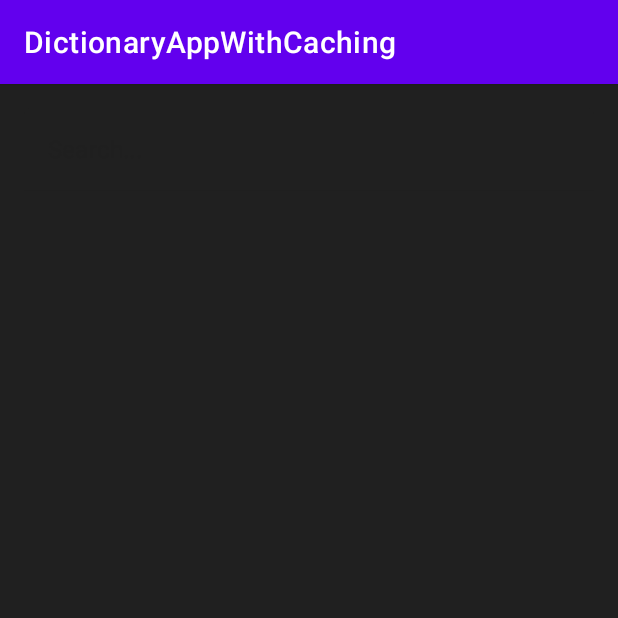
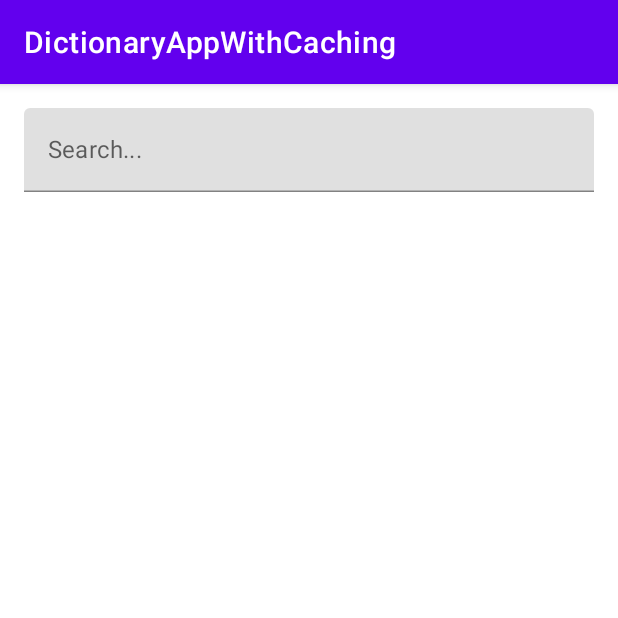
Before and after one commit to Saurabhy177/DictionaryAppWithCaching, an Android app built with Jetpack Compose: the screen it shows after launch (MainActivity), on a phone screen of 412 x 824 dp, the top half of it. Run offline under Robolectric (Android 15) with nearby library versions, the phone set to English and light mode, and no system bars; our stand-ins replace Dagger/Hilt's generated code, Room's generated code.

Commit message:
updated theme

```diff
--- a/app/src/main/java/com/example/dictionaryappwithcaching/feature_dictionary/presentation/components/WordInfoItem.kt
+++ b/app/src/main/java/com/example/dictionaryappwithcaching/feature_dictionary/presentation/components/WordInfoItem.kt
@@ -21,13 +21,11 @@ fun WordInfoItem(
         Text(
             text = wordInfo.word,
             fontSize = 24.sp,
-            fontWeight = FontWeight.Bold,
-            color = Color.Black
+            fontWeight = FontWeight.Bold
         )
         Text(
             text = wordInfo.phonetic,
-            fontWeight = FontWeight.Light,
-            color = Color.Black
+            fontWeight = FontWeight.Light
         )
         Spacer(modifier = Modifier.height(16.dp))
         Text(text = wordInfo.origin)
--- a/app/src/main/java/com/example/dictionaryappwithcaching/ui/theme/Color.kt
+++ b/app/src/main/java/com/example/dictionaryappwithcaching/ui/theme/Color.kt
@@ -2,11 +2,7 @@ package com.example.dictionaryappwithcaching.ui.theme
 
 import androidx.compose.ui.graphics.Color
 
-val DarkGray = Color(0xFF202020)
-val LightBlue = Color(0xFFD7E8DE)
-
-val RedOrange = Color(0xffffab91)
-val RedPink = Color(0xfff48fb1)
-val BabyBlue = Color(0xff81deea)
-val Violet = Color(0xffcf94da)
-val LightGreen = Color(0xffe7ed9b)
+val Purple200 = Color(0xFFBB86FC)
+val Purple500 = Color(0xFF6200EE)
+val Purple700 = Color(0xFF3700B3)
+val Teal200 = Color(0xFF03DAC5)
--- a/app/src/main/java/com/example/dictionaryappwithcaching/ui/theme/Theme.kt
+++ b/app/src/main/java/com/example/dictionaryappwithcaching/ui/theme/Theme.kt
@@ -1,22 +1,42 @@
 package com.example.dictionaryappwithcaching.ui.theme
 
+import androidx.compose.foundation.isSystemInDarkTheme
 import androidx.compose.material.MaterialTheme
 import androidx.compose.material.darkColors
+import androidx.compose.material.lightColors
 import androidx.compose.runtime.Composable
-import androidx.compose.ui.graphics.Color
 
 private val DarkColorPalette = darkColors(
-    primary = Color.White,
-    background = DarkGray,
-    onBackground = Color.White,
-    surface = LightBlue,
-    onSurface = DarkGray
+    primary = Purple200,
+    primaryVariant = Purple700,
+    secondary = Teal200
+)
+
+private val LightColorPalette = lightColors(
+    primary = Purple500,
+    primaryVariant = Purple700,
+    secondary = Teal200
+
+    /* Other default colors to override
+    background = Color.White,
+    surface = Color.White,
+    onPrimary = Color.White,
+    onSecondary = Color.Black,
+    onBackground = Color.Black,
+    onSurface = Color.Black,
+    */
 )
 
 @Composable
-fun DictionaryAppTheme(darkTheme: Boolean = true, content: @Composable() () -> Unit) {
+fun DictionaryAppTheme(darkTheme: Boolean = isSystemInDarkTheme(), content: @Composable() () -> Unit) {
+    val colors = if (darkTheme) {
+        DarkColorPalette
+    } else {
+        LightColorPalette
+    }
+
     MaterialTheme(
-        colors = DarkColorPalette,
+        colors = colors,
         typography = Typography,
         shapes = Shapes,
         content = content
```
